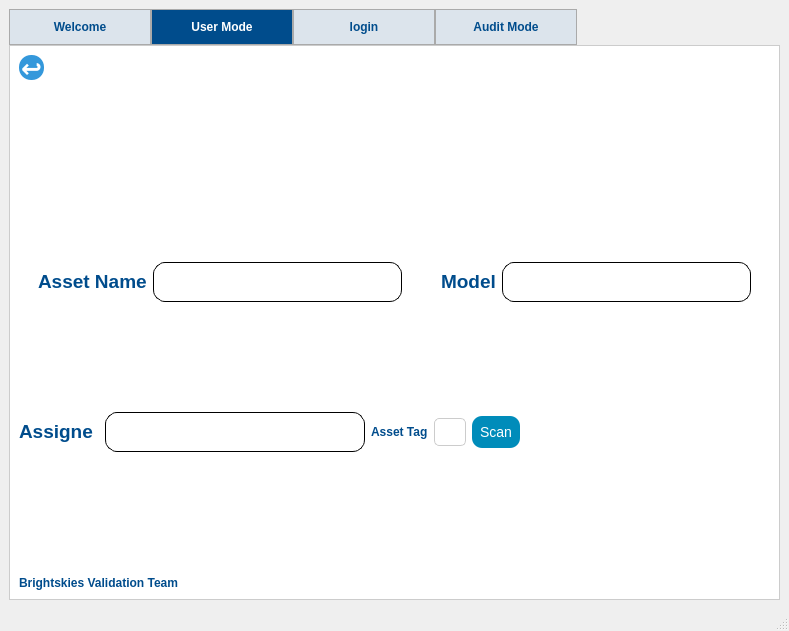
The window that front.ui (ENGaliyasser/J.A.K.Y.A.) describes before a commit, drawn with Qt 5.
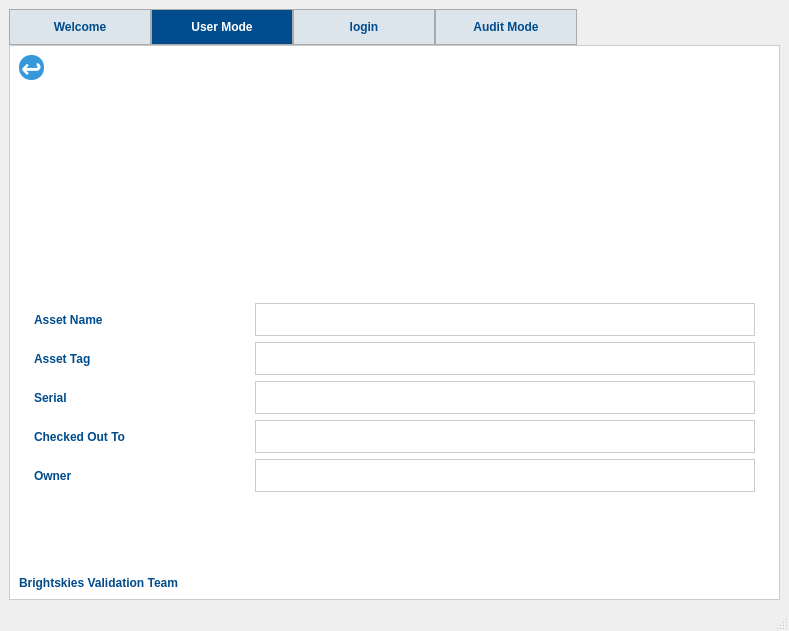
The same window after the commit. The open tabs and pages were chosen to show the change. Icons and pictures are not drawn.

Patch:
```diff
--- a/front.ui
+++ b/front.ui
@@ -513,7 +513,7 @@
         <string>User Mode</string>
        </attribute>
        <layout class="QGridLayout" name="gridLayout_2">
-        <item row="0" column="0" rowspan="2">
+        <item row="0" column="0">
          <layout class="QVBoxLayout" name="verticalLayout_2">
           <item>
            <widget class="QPushButton" name="back_btn_user">
@@ -571,37 +571,83 @@
           </item>
          </layout>
         </item>
-        <item row="0" column="1" colspan="2">
-         <layout class="QHBoxLayout" name="horizontalLayout_4">
+        <item row="0" column="1">
+         <layout class="QVBoxLayout" name="verticalLayout_7">
           <item>
-           <spacer name="horizontalSpacer">
+           <layout class="QHBoxLayout" name="horizontalLayout_12"/>
+          </item>
+          <item>
+           <layout class="QHBoxLayout" name="horizontalLayout_4">
+            <item>
+             <spacer name="horizontalSpacer">
+              <property name="orientation">
+               <enum>Qt::Horizontal</enum>
+              </property>
+              <property name="sizeHint" stdset="0">
+               <size>
+                <width>572</width>
+                <height>88</height>
+               </size>
+              </property>
+             </spacer>
+            </item>
+            <item>
+             <widget class="QLabel" name="label_2">
+              <property name="minimumSize">
+               <size>
+                <width>125</width>
+                <height>91</height>
+               </size>
+              </property>
+              <property name="maximumSize">
+               <size>
+                <width>121</width>
+                <height>91</height>
+               </size>
+              </property>
+              <property name="styleSheet">
+               <string notr="true">background-image: url(:/logo/BrightLogo.png);</string>
+              </property>
+              <property name="text">
+               <string/>
+              </property>
+             </widget>
+            </item>
+           </layout>
+          </item>
+          <item>
+           <spacer name="verticalSpacer_3">
             <property name="orientation">
              <enum>Qt::Horizontal</enum>
             </property>
             <property name="sizeHint" stdset="0">
              <size>
-              <width>706</width>
-              <height>17</height>
+              <width>20</width>
+              <height>78</height>
              </size>
             </property>
            </spacer>
           </item>
           <item>
-           <widget class="QLabel" name="label_2">
+           <widget class="QLineEdit" name="scan_user">
             <property name="minimumSize">
              <size>
-              <width>125</width>
-              <height>91</height>
+              <width>1</width>
+              <height>0</height>
              </size>
             </property>
             <property name="maximumSize">
              <size>
-              <width>121</width>
-              <height>91</height>
+              <width>2</width>
+              <height>16777215</height>
              </size>
             </property>
             <property name="styleSheet">
-             <string notr="true">background-image: url(:/logo/BrightLogo.png);</string>
+             <string notr="true">QLineEdit {
+                border: 2px solid white;
+                color: white;
+                background-color: transparent; /* Optional: makes the background transparent */
+            }</string>
             </property>
             <property name="text">
              <string/>
@@ -610,72 +656,42 @@
           </item>
          </layout>
         </item>
-        <item row="1" column="2">
-         <spacer name="verticalSpacer_10">
-          <property name="orientation">
-           <enum>Qt::Vertical</enum>
-          </property>
-          <property name="sizeHint" stdset="0">
-           <size>
-            <width>20</width>
-            <height>98</height>
-           </size>
-          </property>
-         </spacer>
-        </item>
-        <item row="2" column="0" colspan="3">
-         <layout class="QHBoxLayout" name="horizontalLayout_16">
+        <item row="1" column="0" colspan="2">
+         <layout class="QVBoxLayout" name="verticalLayout_8">
           <item>
-           <spacer name="horizontalSpacer_11">
-            <property name="orientation">
-             <enum>Qt::Horizontal</enum>
-            </property>
-            <property name="sizeHint" stdset="0">
-             <size>
-              <width>40</width>
-              <height>20</height>
-             </size>
-            </property>
-           </spacer>
-          </item>
-          <item>
-           <layout class="QHBoxLayout" name="horizontalLayout_15">
+           <layout class="QVBoxLayout" name="verticalLayout_4">
             <item>
-             <layout class="QHBoxLayout" name="horizontalLayout_12">
+             <layout class="QHBoxLayout" name="horizontalLayout_51">
               <item>
-               <widget class="QLabel" name="label_4">
+               <widget class="QLabel" name="label_9">
                 <property name="maximumSize">
                  <size>
-                  <width>16777215</width>
-                  <height>25</height>
+                  <width>200</width>
+                  <height>16777215</height>
                  </size>
                 </property>
-                <property name="font">
-                 <font>
-                  <pointsize>14</pointsize>
-                  <weight>75</weight>
-                  <bold>true</bold>
-                 </font>
-                </property>
                 <property name="text">
                  <string>Asset Name</string>
                 </property>
                </widget>
               </item>
               <item>
-               <widget class="QTextBrowser" name="textBrowser">
+               <widget class="QTextBrowser" name="asset_name">
+                <property name="minimumSize">
+                 <size>
+                  <width>256</width>
+                  <height>29</height>
+                 </size>
+                </property>
                 <property name="maximumSize">
                  <size>
-                  <width>16777215</width>
-                  <height>40</height>
+                  <width>500</width>
+                  <height>33</height>
                  </size>
                 </property>
                 <property name="styleSheet">
                  <string notr="true">QTextBrowser {
-    background-color: #ffffff; /* Background color of the text browser */
-    border: 1px solid #000000; /* Border color and width */
-    border-radius: 12px; /* Radius to round the edges */
-    padding: 10px; /* Padding inside the text browser */
+     background-color: transparent; /* Makes the background transparent */
     color: #000000; /* Text color */
     font-family: Arial, sans-serif; /* Font family */
     font-size: 14px; /* Font size */
@@ -686,59 +702,95 @@
     height: 0px; /* Hide the horizontal scrollbar */
 }</string>
                 </property>
+                <property name="html">
+                 <string>&lt;!DOCTYPE HTML PUBLIC &quot;-//W3C//DTD HTML 4.0//EN&quot; &quot;http://www.w3.org/TR/REC-html40/strict.dtd&quot;&gt;
+&lt;html&gt;&lt;head&gt;&lt;meta name=&quot;qrichtext&quot; content=&quot;1&quot; /&gt;&lt;style type=&quot;text/css&quot;&gt;
+p, li { white-space: pre-wrap; }
+&lt;/style&gt;&lt;/head&gt;&lt;body style=&quot; font-family:'Arial,sans-serif'; font-size:14px; font-weight:400; font-style:normal;&quot;&gt;
+&lt;p style=&quot;-qt-paragraph-type:empty; margin-top:0px; margin-bottom:0px; margin-left:0px; margin-right:0px; -qt-block-indent:0; text-indent:0px;&quot;&gt;&lt;br /&gt;&lt;/p&gt;&lt;/body&gt;&lt;/html&gt;</string>
+                </property>
                </widget>
               </item>
              </layout>
             </item>
             <item>
-             <spacer name="horizontalSpacer_4">
-              <property name="orientation">
-               <enum>Qt::Horizontal</enum>
-              </property>
-              <property name="sizeHint" stdset="0">
-               <size>
-                <width>40</width>
-                <height>20</height>
-               </size>
-              </property>
-             </spacer>
+             <layout class="QHBoxLayout" name="horizontalLayout_52">
+              <item>
+               <widget class="QLabel" name="label_15">
+                <property name="maximumSize">
+                 <size>
+                  <width>200</width>
+                  <height>16777215</height>
+                 </size>
+                </property>
+                <property name="text">
+                 <string>Asset Tag</string>
+                </property>
+               </widget>
+              </item>
+              <item>
+               <widget class="QTextBrowser" name="asset_tag">
+                <property name="minimumSize">
+                 <size>
+                  <width>256</width>
+                  <height>0</height>
+                 </size>
+                </property>
+                <property name="maximumSize">
+                 <size>
+                  <width>500</width>
+                  <height>33</height>
+                 </size>
+                </property>
+                <property name="styleSheet">
+                 <string notr="true">QTextBrowser {
+     background-color: transparent; /* Makes the background transparent */
+    color: #000000; /* Text color */
+    font-family: Arial, sans-serif; /* Font family */
+    font-size: 14px; /* Font size */
+}
+
+QTextBrowser QScrollBar {
+    width: 0px; /* Hide the vertical scrollbar */
+    height: 0px; /* Hide the horizontal scrollbar */
+}</string>
+                </property>
+               </widget>
+              </item>
+             </layout>
             </item>
             <item>
-             <layout class="QHBoxLayout" name="horizontalLayout_14">
+             <layout class="QHBoxLayout" name="horizontalLayout_53">
               <item>
                <widget class="QLabel" name="label_7">
                 <property name="maximumSize">
                  <size>
-                  <width>16777215</width>
-                  <height>25</height>
+                  <width>200</width>
+                  <height>16777215</height>
                  </size>
                 </property>
-                <property name="font">
-                 <font>
-                  <pointsize>14</pointsize>
-                  <weight>75</weight>
-                  <bold>true</bold>
-                 </font>
-                </property>
                 <property name="text">
-                 <string>Model</string>
+                 <string>Serial</string>
                 </property>
                </widget>
               </item>
               <item>
-               <widget class="QTextBrowser" name="textBrowser_2">
+               <widget class="QTextBrowser" name="serial">
+                <property name="minimumSize">
+                 <size>
+                  <width>256</width>
+                  <height>0</height>
+                 </size>
+                </property>
                 <property name="maximumSize">
                  <size>
-                  <width>16777215</width>
-                  <height>40</height>
+                  <width>500</width>
+                  <height>33</height>
                  </size>
                 </property>
                 <property name="styleSheet">
                  <string notr="true">QTextBrowser {
-    background-color: #ffffff; /* Background color of the text browser */
-    border: 1px solid #000000; /* Border color and width */
-    border-radius: 12px; /* Radius to round the edges */
-    padding: 5px; /* Padding inside the text browser */
+     background-color: transparent; /* Makes the background transparent */
     color: #000000; /* Text color */
     font-family: Arial, sans-serif; /* Font family */
     font-size: 14px; /* Font size */
@@ -753,93 +805,84 @@
               </item>
              </layout>
             </item>
-           </layout>
-          </item>
-          <item>
-           <spacer name="horizontalSpacer_10">
-            <property name="orientation">
-             <enum>Qt::Horizontal</enum>
-            </property>
-            <property name="sizeHint" stdset="0">
-             <size>
-              <width>40</width>
-              <height>20</height>
-             </size>
-            </property>
-           </spacer>
-          </item>
-         </layout>
-        </item>
-        <item row="3" column="2">
-         <spacer name="verticalSpacer_3">
-          <property name="orientation">
-           <enum>Qt::Vertical</enum>
-          </property>
-          <property name="sizeHint" stdset="0">
-           <size>
-            <width>17</width>
-            <height>55</height>
-           </size>
-          </property>
-         </spacer>
-        </item>
-        <item row="4" column="0" colspan="3">
-         <layout class="QHBoxLayout" name="horizontalLayout_17">
-          <item>
-           <spacer name="horizontalSpacer_12">
-            <property name="orientation">
-             <enum>Qt::Horizontal</enum>
-            </property>
-            <property name="sizeHint" stdset="0">
-             <size>
-              <width>108</width>
-              <height>17</height>
-             </size>
-            </property>
-           </spacer>
-          </item>
-          <item>
-           <layout class="QHBoxLayout" name="horizontalLayout_13">
             <item>
-             <widget class="QLabel" name="label_9">
-              <property name="maximumSize">
-               <size>
-                <width>16777215</width>
-                <height>25</height>
-               </size>
-              </property>
-              <property name="font">
-               <font>
-                <pointsize>14</pointsize>
-                <weight>75</weight>
-                <bold>true</bold>
-               </font>
-              </property>
-              <property name="text">
-               <string>Assigne </string>
-              </property>
-             </widget>
+             <layout class="QHBoxLayout" name="horizontalLayout_54">
+              <item>
+               <widget class="QLabel" name="label_17">
+                <property name="maximumSize">
+                 <size>
+                  <width>200</width>
+                  <height>16777215</height>
+                 </size>
+                </property>
+                <property name="text">
+                 <string>Checked Out To</string>
+                </property>
+               </widget>
+              </item>
+              <item>
+               <widget class="QTextBrowser" name="checked_out_to">
+                <property name="minimumSize">
+                 <size>
+                  <width>256</width>
+                  <height>0</height>
+                 </size>
+                </property>
+                <property name="maximumSize">
+                 <size>
+                  <width>500</width>
+                  <height>33</height>
+                 </size>
+                </property>
+                <property name="styleSheet">
+                 <string notr="true">QTextBrowser {
+     background-color: transparent; /* Makes the background transparent */
+    color: #000000; /* Text color */
+    font-family: Arial, sans-serif; /* Font family */
+    font-size: 14px; /* Font size */
+}
+
+QTextBrowser QScrollBar {
+    width: 0px; /* Hide the vertical scrollbar */
+    height: 0px; /* Hide the horizontal scrollbar */
+}</string>
+                </property>
+               </widget>
+              </item>
+             </layout>
             </item>
             <item>
-             <widget class="QTextBrowser" name="textBrowser_3">
-              <property name="minimumSize">
-               <size>
-                <width>260</width>
-                <height>0</height>
-               </size>
-              </property>
-              <property name="maximumSize">
-               <size>
-                <width>16777215</width>
-                <height>40</height>
-               </size>
-              </property>
-              <property name="styleSheet">
-               <string notr="true">QTextBrowser {
-    background-color: #ffffff; /* Background color of the text browser */
-    border: 1px solid #000000; /* Border color and width */
-    border-radius: 12px; /* Radius to round the edges */
-    padding: 10px; /* Padding inside the text browser */
+             <layout class="QHBoxLayout" name="horizontalLayout_55">
+              <item>
+               <widget class="QLabel" name="label_18">
+                <property name="maximumSize">
+                 <size>
+                  <width>200</width>
+                  <height>16777215</height>
+                 </size>
+                </property>
+                <property name="text">
+                 <string>Owner</string>
+                </property>
+               </widget>
+              </item>
+              <item>
+               <widget class="QTextBrowser" name="owner">
+                <property name="minimumSize">
+                 <size>
+                  <width>256</width>
+                  <height>0</height>
+                 </size>
+                </property>
+                <property name="maximumSize">
+                 <size>
+                  <width>500</width>
+                  <height>33</height>
+                 </size>
+                </property>
+                <property name="styleSheet">
+                 <string notr="true">QTextBrowser {
+     background-color: transparent; /* Makes the background transparent */
     color: #000000; /* Text color */
     font-family: Arial, sans-serif; /* Font family */
     font-size: 14px; /* Font size */
@@ -849,57 +892,29 @@
     width: 0px; /* Hide the vertical scrollbar */
     height: 0px; /* Hide the horizontal scrollbar */
 }</string>
-              </property>
-             </widget>
+                </property>
+               </widget>
+              </item>
+             </layout>
             </item>
-            <item>
-             <widget class="QLabel" name="label_15">
-              <property name="text">
-               <string>Asset Tag</string>
-              </property>
-             </widget>
-            </item>
-            <item>
-             <widget class="QLineEdit" name="lineEdit"/>
-            </item>
-            <item>
-             <widget class="QPushButton" name="pushButton_Scan">
-              <property name="text">
-               <string>Scan</string>
-              </property>
-             </widget>
-            </item>
            </layout>
           </item>
           <item>
-           <spacer name="horizontalSpacer_9">
+           <spacer name="verticalSpacer_5">
             <property name="orientation">
-             <enum>Qt::Horizontal</enum>
+             <enum>Qt::Vertical</enum>
             </property>
             <property name="sizeHint" stdset="0">
              <size>
-              <width>448</width>
-              <height>17</height>
+              <width>20</width>
+              <height>78</height>
              </size>
             </property>
            </spacer>
           </item>
          </layout>
         </item>
-        <item row="5" column="2">
-         <spacer name="verticalSpacer_9">
-          <property name="orientation">
-           <enum>Qt::Vertical</enum>
-          </property>
-          <property name="sizeHint" stdset="0">
-           <size>
-            <width>20</width>
-            <height>118</height>
-           </size>
-          </property>
-         </spacer>
-        </item>
-        <item row="6" column="0" colspan="2">
+        <item row="2" column="0" colspan="2">
          <widget class="QLabel" name="validation_label_2">
           <property name="font">
            <font>
```
Left out of the diff: 414 changed lines with no effect on the pictures.
